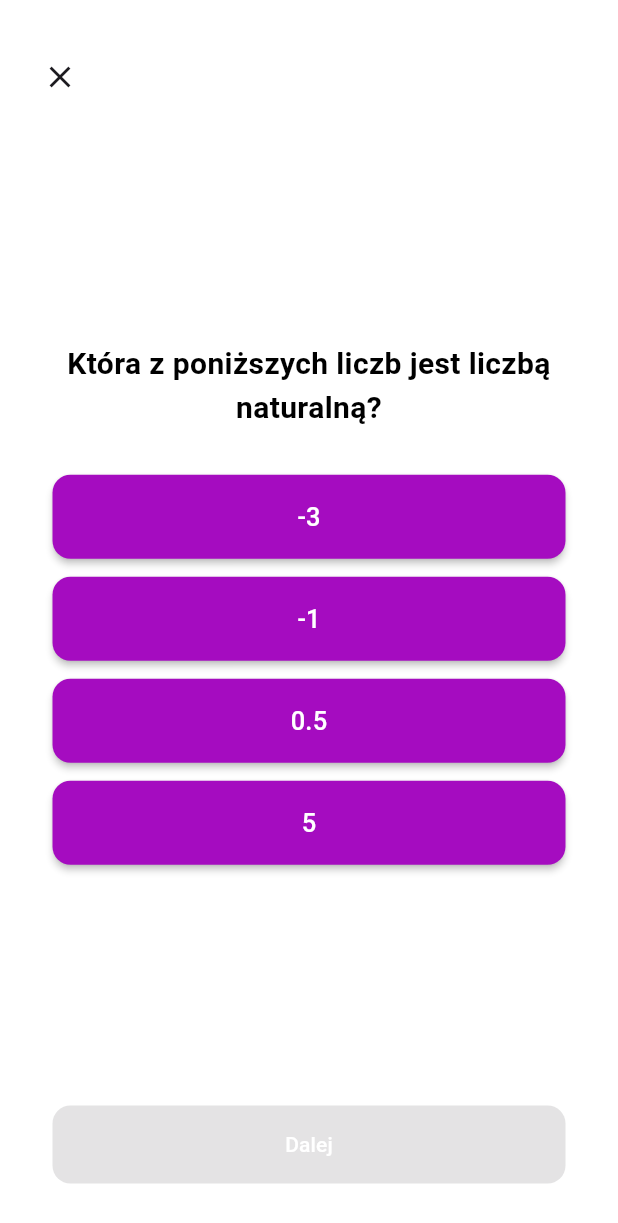
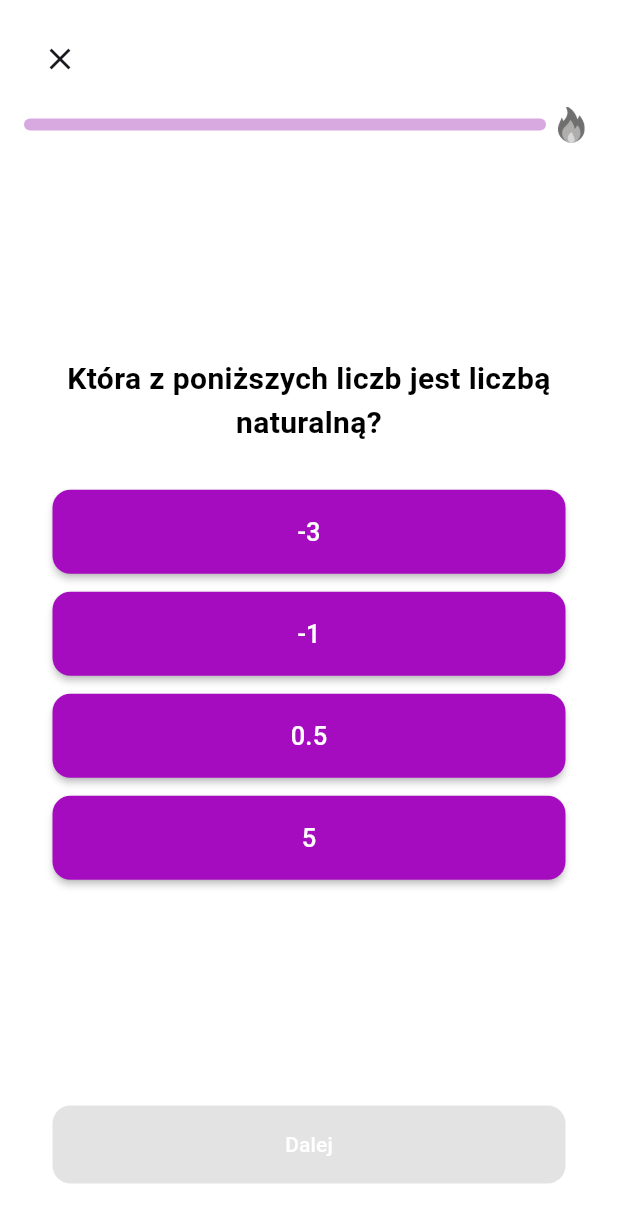
Before and after one commit to SzimiCode/AplikacjaMatematyka, a Flutter app: the QuizFirstTypePage screen opened directly, on a phone screen of 412 x 824 dp. Shown: the top 1223 px of the screen. Run offline on Flutter 3.47's test engine with Material 3 defaults, Android fonts, the phone set to English and light mode, and no system bars; our stand-ins replace dash_chat_2, flutter_gemini, math_expressions.

Commit message:
feat: working quiz first type with progress bar

```diff
--- a/aplikacjamatematyka/lib/features/quiz/view/widgets/app_bar_quiz_first_type_widget.dart
+++ b/aplikacjamatematyka/lib/features/quiz/view/widgets/app_bar_quiz_first_type_widget.dart
@@ -1,4 +1,8 @@
 import 'package:flutter/material.dart';
+import 'package:provider/provider.dart';
+import 'package:aplikacjamatematyka/features/quiz/viewmodel/quiz_first_type_page_viewmodel.dart';
+import 'package:aplikacjamatematyka/features/quiz/data/questions.dart';
+
 
 class AppBarQuizFirstTypeWidget extends StatelessWidget implements PreferredSizeWidget {
   const AppBarQuizFirstTypeWidget({super.key});
@@ -6,27 +10,72 @@ class AppBarQuizFirstTypeWidget extends StatelessWidget implements PreferredSize
   @override
   Widget build(BuildContext context) {
     return AppBar(
-      toolbarHeight: 80,
+      toolbarHeight: 100,
       automaticallyImplyLeading: false,
       backgroundColor: Colors.white,
-
       title: Padding(
-        padding: const EdgeInsets.only(top: 22),
-        child: Row(
+        padding: const EdgeInsets.only(top: 10),
+        child: Column(
+          crossAxisAlignment: CrossAxisAlignment.start,
+          children: [
+            Row(
               children: [
                 IconButton(
                   icon: const Icon(Icons.close),
                   onPressed: () {
-                  //Tutaj będzie wyskakujace okno czy rezygnować
+                    // Tutaj można dodać okno potwierdzenia
                   },
                 ),
+                const SizedBox(width: 8),
+              ],
+            ),
+            const SizedBox(height: 8),
+            Consumer<QuizFirstTypePageViewModel>(
+              builder: (context, vm, child) {
+                final progress = (vm.currentQuestionIndex / questions.length).clamp(0.0, 1.0);
+                final isFinished = vm.isQuizFinished;
 
+                return Row(
+                  children: [
+                    Expanded(
+                      child: Stack(
+                        children: [
+                          Container(
+                            height: 8,
+                            decoration: BoxDecoration(
+                              color: const Color.fromARGB(255, 216, 168, 224),
+                              borderRadius: BorderRadius.circular(4),
+                            ),
+                          ),
+                          FractionallySizedBox(
+                            widthFactor: progress,
+                            child: Container(
+                              height: 8,
+                              decoration: BoxDecoration(
+                                color: const Color.fromARGB(255, 120, 0, 160),
+                                borderRadius: BorderRadius.circular(4),
+                              ),
+                            ),
+                          ),
                         ],
-        )
+                      ),
+                    ),
+                    const SizedBox(width: 8),
+                    Image.asset(
+                      isFinished ? 'assets/images/fire1.png' : 'assets/images/fire2.png',
+                      height: 24,
+                      width: 24,
+                    ),
+                  ],
+                );
+              },
+            ),
+          ],
+        ),
       ),
     );
   }
 
   @override
-  Size get preferredSize => const Size.fromHeight(80);
+  Size get preferredSize => const Size.fromHeight(100);
 }
```
Lines whose indentation alone changed are shown as unchanged.
